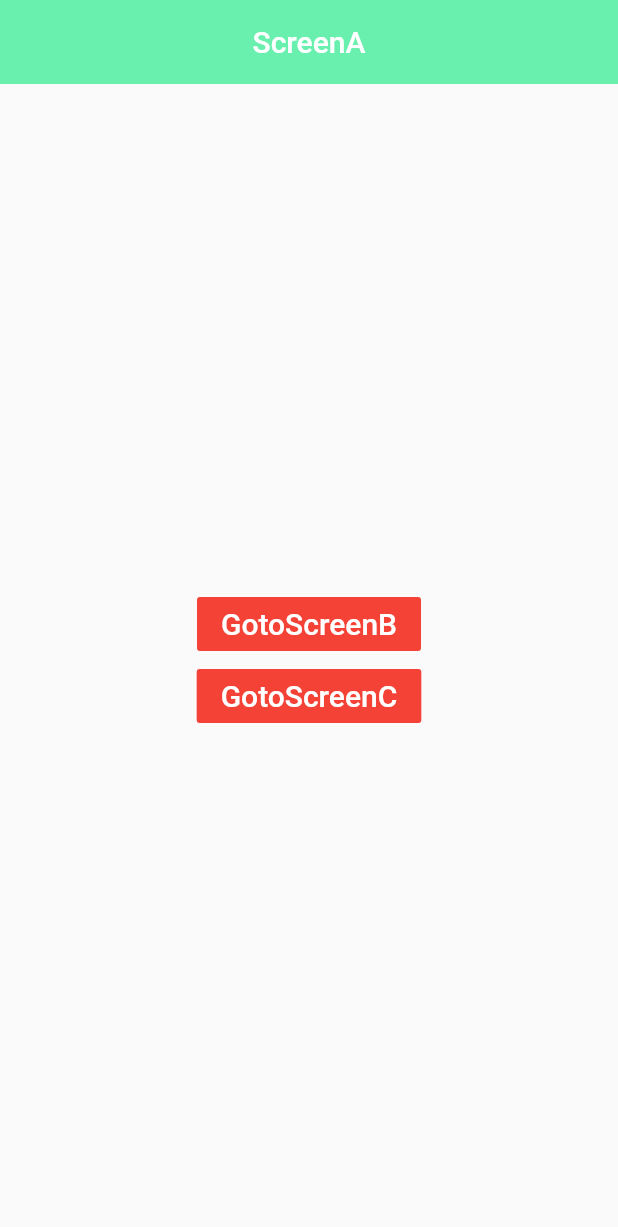
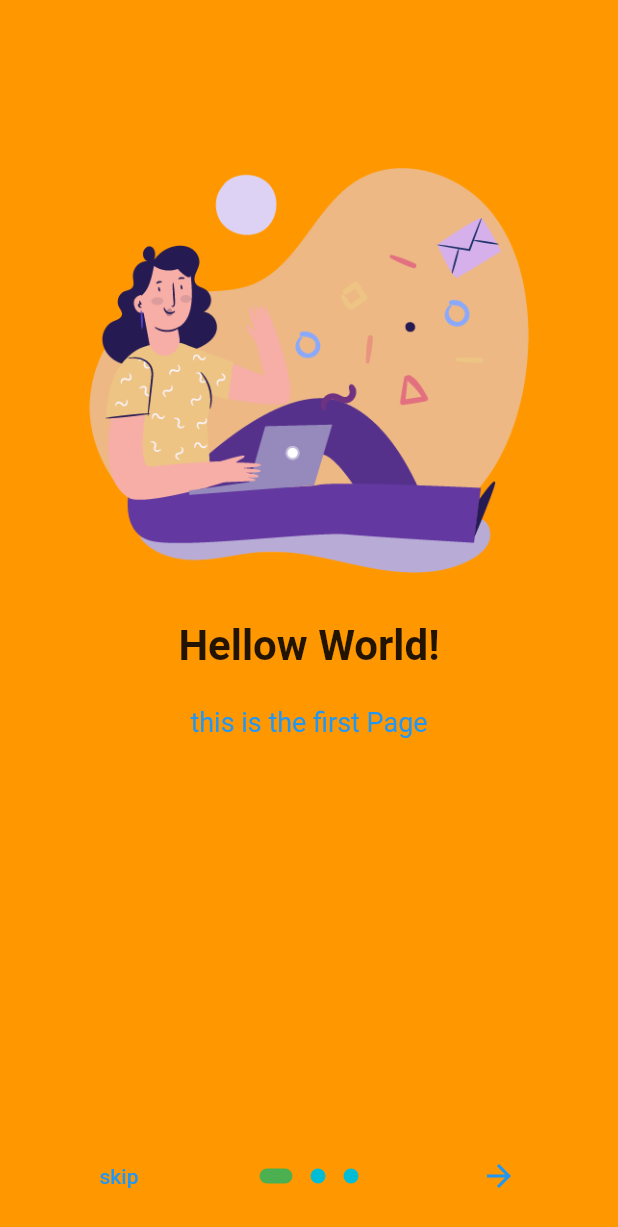
Before and after one commit to alinfanclub/FlutterouteMove01, a Flutter app: the screen it shows after launch, on a phone screen of 412 x 824 dp. Shown: the top 1227 px of the screen. Run offline on Flutter 3.47's test engine with Material 2 defaults, Android fonts, the phone set to English and light mode, and no system bars; drawn by our look-alikes of introduction_screen.

Commit message:
onbording

```diff
--- a/lib/main.dart
+++ b/lib/main.dart
@@ -1,7 +1,6 @@
 import 'package:flutter/material.dart';
-import 'package:one/screenA.dart';
-import 'package:one/screenB.dart';
-import 'package:one/screenC.dart';
+import 'package:one/onbording.dart';
+
 // import 'screenA.dart';
 
 void main() => runApp(MyApp());
@@ -11,15 +10,44 @@ class MyApp extends StatelessWidget {
 
   @override
   Widget build(BuildContext context) {
-    return MaterialApp(
+    return const MaterialApp(
       debugShowCheckedModeBanner: false,
-      initialRoute: '/',
-      routes: {
-        '/': (context) => screenA(),
-        '/b': (context) => screenB(),
-        '/c': (context) => screenC(),
-      },
-      // home: ScreenA(),
+      title: 'hi',
+      color: Colors.orange,
+      home: OnBordingPage(),
     );
   }
 }
+
+class MyPage extends StatelessWidget {
+  const MyPage({Key? key}) : super(key: key);
+
+  @override
+  Widget build(BuildContext context) {
+    return Scaffold(
+      appBar: AppBar(
+        title: const Text('Main page'),
+      ),
+      body: Center(
+        child: Column(
+          mainAxisAlignment: MainAxisAlignment.center,
+          children: [
+            const Text(
+              'Main Screen',
+              style: TextStyle(
+                fontWeight: FontWeight.bold,
+                fontSize: 25,
+              ),
+            ),
+            ElevatedButton(
+                onPressed: () {
+                  Navigator.of(context).push(MaterialPageRoute(
+                      builder: ((context) => OnBordingPage())));
+                },
+                child: const Text('Go to OnBording Page')),
+          ],
+        ),
+      ),
+    );
+  }
+}
--- /dev/null
+++ b/lib/onbording.dart
@@ -0,0 +1,66 @@
+import 'package:flutter/material.dart';
+import 'package:introduction_screen/introduction_screen.dart';
+import 'package:one/main.dart';
+
+class OnBordingPage extends StatelessWidget {
+  const OnBordingPage({Key? key}) : super(key: key);
+
+  @override
+  Widget build(BuildContext context) {
+    return IntroductionScreen(
+      pages: [
+        PageViewModel(
+            title: 'Hellow World!',
+            body: "this is the first Page",
+            image: Image.asset(
+              'images/page1.png',
+              fit: BoxFit.contain,
+              height: 270,
+            ),
+            decoration: getPageDecoration()),
+        PageViewModel(
+            title: 'Hellow World!',
+            body: "this is the second Page",
+            image: Image.asset(
+              'images/page2.png',
+              fit: BoxFit.contain,
+              height: 250,
+            ),
+            decoration: getPageDecoration()),
+        PageViewModel(
+            title: 'Hellow World!',
+            body: "this is the third Page",
+            image: Image.asset(
+              'images/page3.png',
+              fit: BoxFit.contain,
+              height: 260,
+            ),
+            decoration: getPageDecoration()),
+      ],
+      done: Text('done'),
+      onDone: () {
+        Navigator.of(context).pushReplacement(
+            MaterialPageRoute(builder: (context) => const MyPage()));
+      },
+      next: const Icon(Icons.arrow_forward),
+      showSkipButton: true,
+      skip: const Text('skip'),
+      dotsDecorator: DotsDecorator(
+          color: Colors.cyan,
+          size: const Size(10, 10),
+          activeSize: Size(22, 10),
+          activeShape:
+              RoundedRectangleBorder(borderRadius: BorderRadius.circular(24)),
+          activeColor: Colors.green),
+      curve: Curves.bounceInOut,
+    );
+  }
+
+  PageDecoration getPageDecoration() {
+    return PageDecoration(
+        titleTextStyle: TextStyle(fontSize: 28, fontWeight: FontWeight.bold),
+        bodyTextStyle: TextStyle(fontSize: 18, color: Colors.blue),
+        imagePadding: EdgeInsets.only(top: 20),
+        pageColor: Colors.orange);
+  }
+}
--- a/lib/screenA.dart
+++ /dev/null
@@ -1,60 +0,0 @@
-import 'package:flutter/material.dart';
-
-void main() => runApp(ScreenA());
-
-class ScreenA extends StatelessWidget {
-  const ScreenA({Key? key}) : super(key: key);
-
-  @override
-  Widget build(BuildContext context) {
-    return MaterialApp(
-      title: "ScreenA",
-      color: Colors.green,
-      home: screenA(),
-    );
-  }
-}
-
-class screenA extends StatelessWidget {
-  const screenA({Key? key}) : super(key: key);
-
-  @override
-  Widget build(BuildContext context) {
-    return Scaffold(
-      appBar: AppBar(
-        title: Text("ScreenA"),
-        centerTitle: true,
-        backgroundColor: Colors.greenAccent,
-        elevation: 0.0,
-      ),
-      body: Center(
-        child: Column(
-          mainAxisAlignment: MainAxisAlignment.center,
-          children: [
-            FlatButton(
-              onPressed: () {
-                Navigator.pushNamed(context, '/b');
-              },
-              child: Text(
-                'GotoScreenB',
-                style: TextStyle(color: Colors.white, fontSize: 20),
-              ),
-              color: Colors.red,
-            ),
-            FlatButton(
-              onPressed: () {
-                Navigator.pushNamed(context, '/c');
-                ;
-              },
-              child: Text(
-                'GotoScreenC',
-                style: TextStyle(color: Colors.white, fontSize: 20),
-              ),
-              color: Colors.red,
-            ),
-          ],
-        ),
-      ),
-    );
-  }
-}
--- a/pubspec.yaml
+++ b/pubspec.yaml
@@ -34,6 +34,7 @@ dependencies:
   # The following adds the Cupertino Icons font to your application.
   # Use with the CupertinoIcons class for iOS style icons.
   cupertino_icons: ^1.0.2
+  introduction_screen: ^3.0.2
 
 dev_dependencies:
   flutter_test:
@@ -58,9 +59,8 @@ flutter:
   uses-material-design: true
 
   # To add assets to your application, add an assets section, like this:
-  # assets:
-  #   - images/a_dot_burr.jpeg
-  #   - images/a_dot_ham.jpeg
+  assets:
+    - images/
 
   # An image asset can refer to one or more resolution-specific "variants", see
   # https://flutter.dev/assets-and-images/#resolution-aware.
```
Also changed, not shown: lib/screenB.dart (deleted, +0 -43 lines), lib/screenC.dart (deleted, +0 -43 lines), images/page1.png (added), images/page2.png (added), images/page3.png (added), pubspec.lock.
